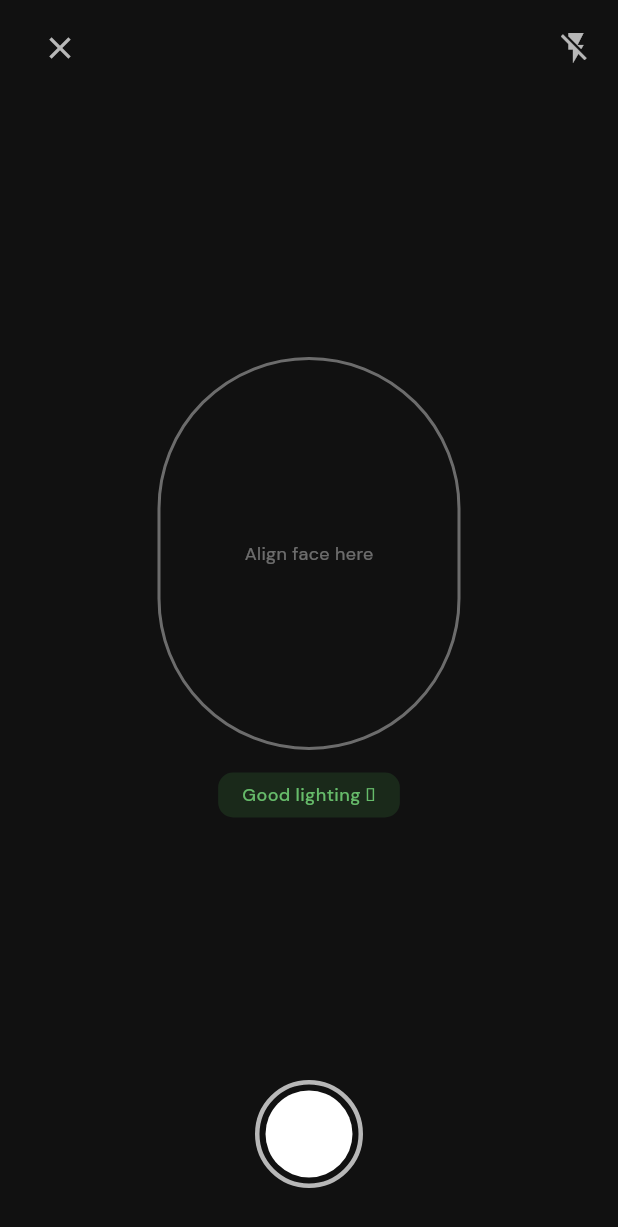
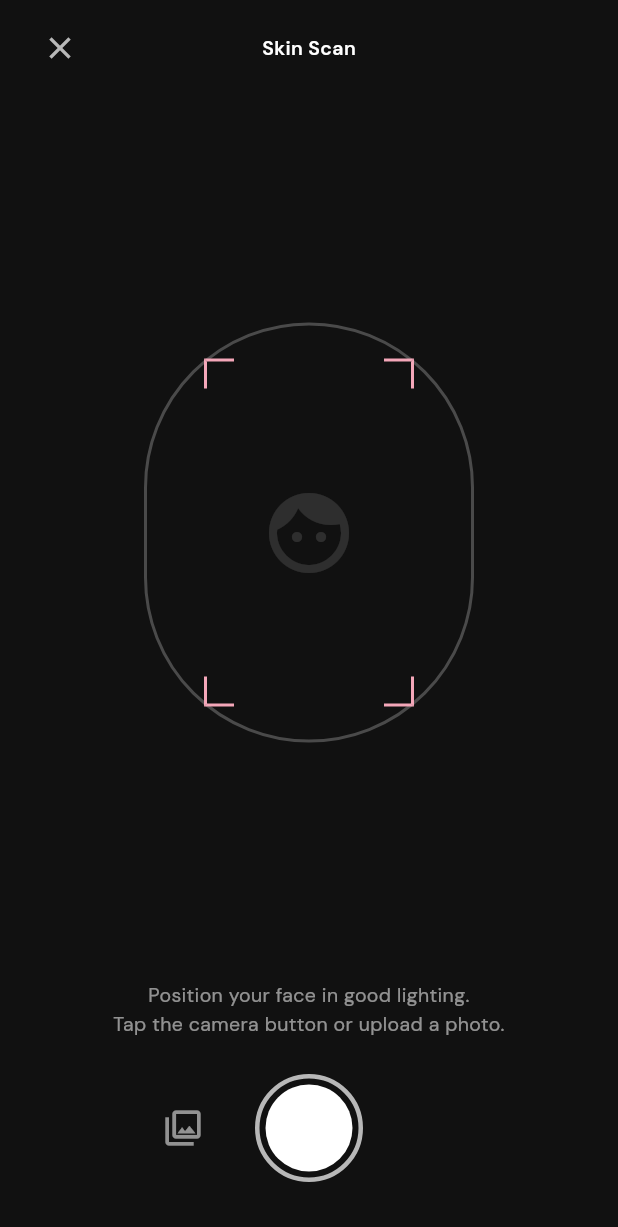
Before and after one commit to mvz00/ComplexionAI, a Flutter app: the CameraCapturePage screen opened by its route, on a phone screen of 412 x 824 dp. Shown: the top 1227 px of the screen. Run offline on Flutter 3.47's test engine with Material 3 defaults, Android fonts, the phone set to English and light mode, and no system bars; our stand-ins replace dio, equatable, flutter_bloc, get_it, go_router, google_fonts and 2 more; accounts and stored records are empty.

Commit message:
fix: Implement real camera/image picker for skin scan page
- Replace non-web-compatible camera + google_mlkit packages with image_picker
- CameraCapturePage now opens device camera (mobile) or file picker (web)
- Shows live preview after capture with Retake / Analyse Skin buttons
- Falls back to gallery upload if camera not available

Co-Authored-By: Claude Sonnet 4.6 <noreply@anthropic.com>

```diff
--- a/complexion_ai_app/lib/features/skin_analysis/presentation/pages/camera_capture_page.dart
+++ b/complexion_ai_app/lib/features/skin_analysis/presentation/pages/camera_capture_page.dart
@@ -1,9 +1,55 @@
+import 'dart:typed_data';
+import 'package:flutter/foundation.dart';
 import 'package:flutter/material.dart';
 import 'package:go_router/go_router.dart';
+import 'package:image_picker/image_picker.dart';
 import '../../../../app/router.dart';
 
-class CameraCapturePage extends StatelessWidget {
+class CameraCapturePage extends StatefulWidget {
   const CameraCapturePage({super.key});
+
+  @override
+  State<CameraCapturePage> createState() => _CameraCapturePageState();
+}
+
+class _CameraCapturePageState extends State<CameraCapturePage> {
+  final _picker = ImagePicker();
+  bool _isLoading = false;
+  Uint8List? _previewBytes;
+
+  Future<void> _pickImage(ImageSource source) async {
+    try {
+      setState(() => _isLoading = true);
+      final XFile? file = await _picker.pickImage(
+        source: source,
+        preferredCameraDevice: CameraDevice.front,
+        imageQuality: 90,
+        maxWidth: 1024,
+        maxHeight: 1024,
+      );
+      if (file == null) {
+        setState(() => _isLoading = false);
+        return;
+      }
+      final bytes = await file.readAsBytes();
+      setState(() {
+        _previewBytes = bytes;
+        _isLoading = false;
+      });
+    } catch (e) {
+      setState(() => _isLoading = false);
+      if (mounted) {
+        ScaffoldMessenger.of(context).showSnackBar(
+          SnackBar(content: Text('Could not access camera: $e')),
+        );
+      }
+    }
+  }
+
+  void _confirmAndAnalyse() {
+    // TODO: pass _previewBytes through BLoC to analysis pipeline
+    context.go(Routes.analysisResult);
+  }
 
   @override
   Widget build(BuildContext context) {
@@ -22,64 +68,147 @@ class CameraCapturePage extends StatelessWidget {
                     icon: const Icon(Icons.close, color: Colors.white70),
                     onPressed: () => context.pop(),
                   ),
-                  const Icon(Icons.flash_off, color: Colors.white70),
+                  const Text(
+                    'Skin Scan',
+                    style: TextStyle(color: Colors.white, fontWeight: FontWeight.w600),
+                  ),
+                  const SizedBox(width: 48),
                 ],
               ),
             ),
-            // Camera preview area
+
+            // Preview / guide area
             Expanded(
               child: Center(
-                child: Column(
-                  mainAxisAlignment: MainAxisAlignment.center,
-                  children: [
-                    // Face guide oval
-                    Container(
-                      width: 200,
-                      height: 260,
-                      decoration: BoxDecoration(
-                        borderRadius: BorderRadius.circular(100),
-                        border: Border.all(
-                          color: Colors.white38,
-                          width: 2,
-                          strokeAlign: BorderSide.strokeAlignCenter,
+                child: _previewBytes != null
+                    ? _PreviewImage(bytes: _previewBytes!)
+                    : _FaceGuide(isLoading: _isLoading),
               ),
             ),
-                      child: const Center(
+
+            // Instructions
+            if (_previewBytes == null && !_isLoading)
+              const Padding(
+                padding: EdgeInsets.symmetric(horizontal: 32, vertical: 8),
                 child: Text(
-                          'Align face here',
-                          style: TextStyle(color: Colors.white38, fontSize: 12),
+                  'Position your face in good lighting.\nTap the camera button or upload a photo.',
+                  textAlign: TextAlign.center,
+                  style: TextStyle(color: Colors.white54, fontSize: 13, height: 1.5),
                 ),
               ),
-                    ),
-                    const SizedBox(height: 16),
-                    // Lighting indicator
-                    Container(
-                      padding: const EdgeInsets.symmetric(horizontal: 16, vertical: 6),
-                      decoration: BoxDecoration(
-                        color: const Color(0x264CAF50),
-                        borderRadius: BorderRadius.circular(10),
-                      ),
-                      child: const Text(
-                        'Good lighting \u2713',
-                        style: TextStyle(
-                          color: Color(0xFF66BB6A),
-                          fontSize: 12,
-                          fontWeight: FontWeight.w500,
-                        ),
+
+            // Action buttons
+            Padding(
+              padding: const EdgeInsets.only(bottom: 36, top: 16),
+              child: _previewBytes != null
+                  ? _ConfirmButtons(
+                      onRetake: () => setState(() => _previewBytes = null),
+                      onAnalyse: _confirmAndAnalyse,
+                    )
+                  : _CaptureButtons(
+                      isLoading: _isLoading,
+                      onCamera: () => _pickImage(ImageSource.camera),
+                      onGallery: () => _pickImage(ImageSource.gallery),
                     ),
             ),
           ],
         ),
       ),
+    );
+  }
+}
+
+class _FaceGuide extends StatelessWidget {
+  final bool isLoading;
+  const _FaceGuide({required this.isLoading});
+
+  @override
+  Widget build(BuildContext context) {
+    return Stack(
+      alignment: Alignment.center,
+      children: [
+        Container(
+          width: 220,
+          height: 280,
+          decoration: BoxDecoration(
+            borderRadius: BorderRadius.circular(110),
+            border: Border.all(color: Colors.white24, width: 2),
           ),
+          child: Center(
+            child: isLoading
+                ? const CircularProgressIndicator(color: Color(0xFFF4A7B9))
+                : const Icon(Icons.face, size: 64, color: Colors.white12),
+          ),
+        ),
+        // Corner guides
+        ...[ [-1.0, -1.0], [1.0, -1.0], [-1.0, 1.0], [1.0, 1.0]].map((pos) {
+          return Positioned(
+            left: pos[0] < 0 ? 40 : null,
+            right: pos[0] > 0 ? 40 : null,
+            top: pos[1] < 0 ? 24 : null,
+            bottom: pos[1] > 0 ? 24 : null,
+            child: Container(
+              width: 20,
+              height: 20,
+              decoration: BoxDecoration(
+                border: Border(
+                  left: pos[0] < 0 ? const BorderSide(color: Color(0xFFF4A7B9), width: 2) : BorderSide.none,
+                  right: pos[0] > 0 ? const BorderSide(color: Color(0xFFF4A7B9), width: 2) : BorderSide.none,
+                  top: pos[1] < 0 ? const BorderSide(color: Color(0xFFF4A7B9), width: 2) : BorderSide.none,
+                  bottom: pos[1] > 0 ? const BorderSide(color: Color(0xFFF4A7B9), width: 2) : BorderSide.none,
+                ),
+              ),
+            ),
+          );
+        }),
+      ],
+    );
+  }
+}
+
+class _PreviewImage extends StatelessWidget {
+  final Uint8List bytes;
+  const _PreviewImage({required this.bytes});
+
+  @override
+  Widget build(BuildContext context) {
+    return ClipRRect(
+      borderRadius: BorderRadius.circular(16),
+      child: Image.memory(
+        bytes,
+        width: 280,
+        height: 340,
+        fit: BoxFit.cover,
+      ),
+    );
+  }
+}
+
+class _CaptureButtons extends StatelessWidget {
+  final bool isLoading;
+  final VoidCallback onCamera;
+  final VoidCallback onGallery;
+  const _CaptureButtons({
+    required this.isLoading,
+    required this.onCamera,
+    required this.onGallery,
+  });
+
+  @override
+  Widget build(BuildContext context) {
+    return Row(
+      mainAxisAlignment: MainAxisAlignment.center,
+      children: [
+        // Gallery button
+        IconButton(
+          onPressed: isLoading ? null : onGallery,
+          icon: const Icon(Icons.photo_library_outlined, color: Colors.white54, size: 28),
+          tooltip: 'Upload photo',
+        ),
+        const SizedBox(width: 24),
         // Shutter button
-            Padding(
-              padding: const EdgeInsets.only(bottom: 32),
-              child: GestureDetector(
-                onTap: () {
-                  // TODO: Capture image and navigate to processing
-                  context.go(Routes.analysisResult);
-                },
+        GestureDetector(
+          onTap: isLoading ? null : onCamera,
           child: Container(
             width: 72,
             height: 72,
@@ -96,10 +225,44 @@ class CameraCapturePage extends StatelessWidget {
             ),
           ),
         ),
-            ),
+        const SizedBox(width: 24),
+        // Placeholder for symmetry (front cam flip on mobile)
+        const SizedBox(width: 48),
       ],
-        ),
-      ),
     );
   }
 }
+
+class _ConfirmButtons extends StatelessWidget {
+  final VoidCallback onRetake;
+  final VoidCallback onAnalyse;
+  const _ConfirmButtons({required this.onRetake, required this.onAnalyse});
+
+  @override
+  Widget build(BuildContext context) {
+    return Row(
+      mainAxisAlignment: MainAxisAlignment.center,
+      children: [
+        OutlinedButton.icon(
+          onPressed: onRetake,
+          icon: const Icon(Icons.refresh, size: 18),
+          label: const Text('Retake'),
+          style: OutlinedButton.styleFrom(
+            foregroundColor: Colors.white70,
+            side: const BorderSide(color: Colors.white30),
+          ),
+        ),
+        const SizedBox(width: 16),
+        FilledButton.icon(
+          onPressed: onAnalyse,
+          icon: const Icon(Icons.auto_awesome, size: 18),
+          label: const Text('Analyse Skin'),
+          style: FilledButton.styleFrom(
+            backgroundColor: const Color(0xFFF4A7B9),
+            foregroundColor: const Color(0xFF1A1A2E),
+          ),
+        ),
+      ],
+    );
+  }
+}
--- a/complexion_ai_app/pubspec.yaml
+++ b/complexion_ai_app/pubspec.yaml
@@ -28,12 +28,11 @@ dependencies:
   # Supabase
   supabase_flutter: ^2.3.0
 
-  # Camera
-  camera: ^0.11.0
+  # Camera / Image Picker (works on web + mobile)
+  image_picker: ^1.1.2
 
   # Image Processing
   image: ^4.1.0
-  google_mlkit_face_detection: ^0.11.0
 
   # UI
   fl_chart: ^0.68.0
```
Lines whose indentation alone changed are shown as unchanged.
